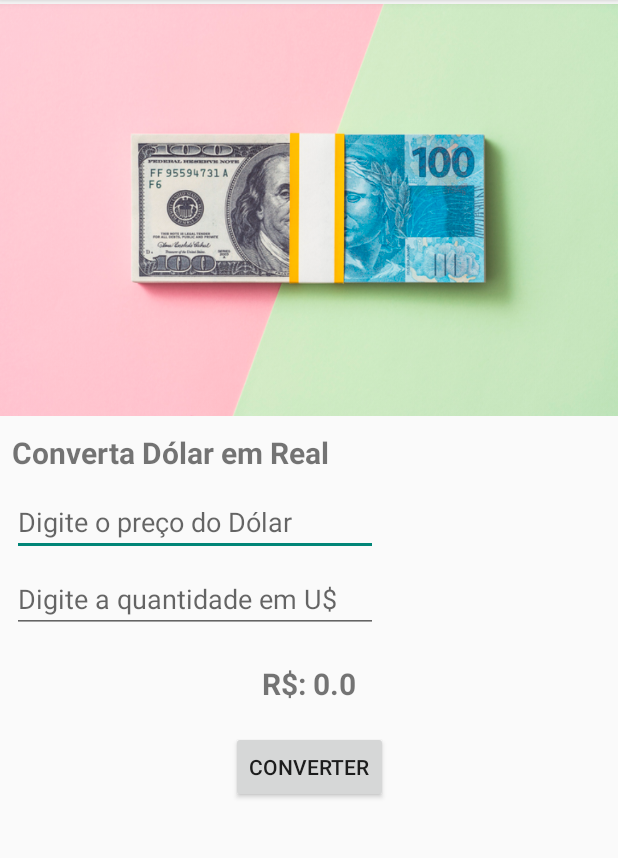
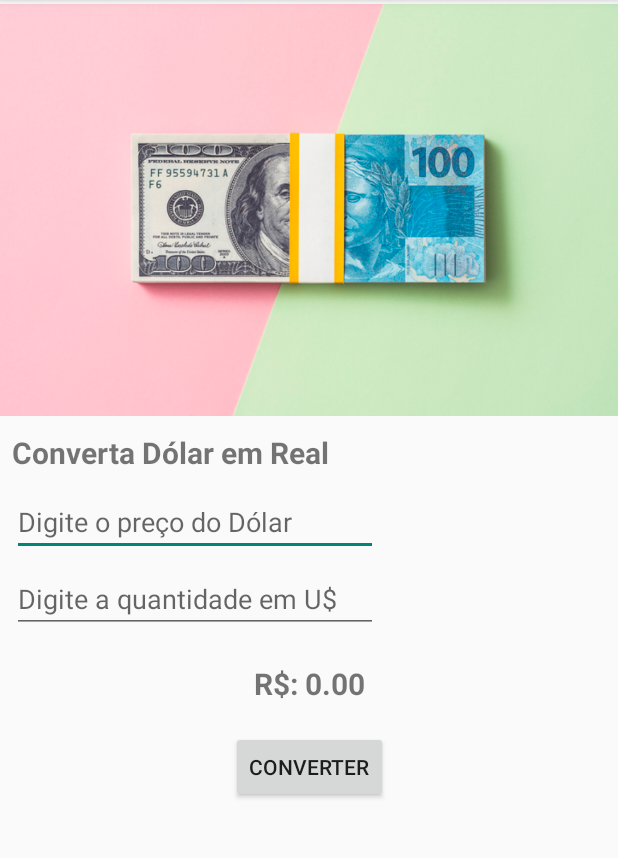
Before and after one commit to JacobBlackzx/AndroidDV, an Android app: the screen it shows after launch (MainActivity), after a tap on "CONVERTER", on a phone screen of 412 x 824 dp, the part 84-942 px from its top. Run offline under Robolectric (Android 15) with nearby library versions, the phone set to English and light mode, and no system bars; 2 statements that could not run were skipped.

Commit message:
Nova Atualização na Lógica de Programação

```diff
--- a/ConversordeMoedas/app/src/main/java/com/ubuntu/android/conversordemoedas/MainActivity.java
+++ b/ConversordeMoedas/app/src/main/java/com/ubuntu/android/conversordemoedas/MainActivity.java
@@ -33,13 +33,10 @@ public class MainActivity extends AppCompatActivity {
 
         double totalReais = valorDolar * quantDolar;
 
+        DecimalFormat decimal = new DecimalFormat("0.00");
+        String valorFormatado = decimal.format(totalReais);
 
-        /*
-        DecimalFormat decimal = new DecimalFormat(Pattern: "0.00");
-        String valorFormatado = decimal.format(totalReais);
-        */
-
-        txtResultado.setText("R$: " + totalReais);
+        txtResultado.setText("R$: " + valorFormatado);
     }
 
 
```
